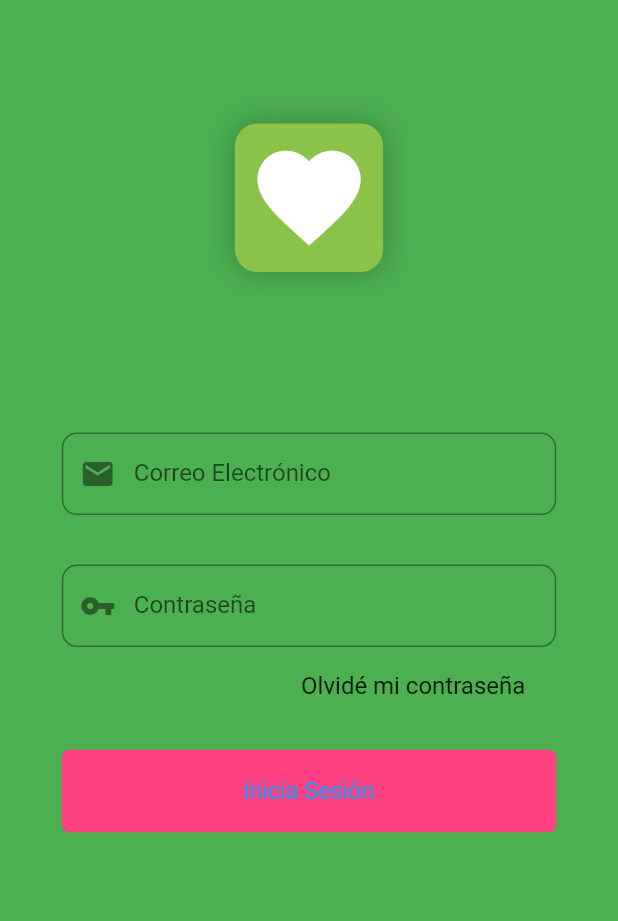
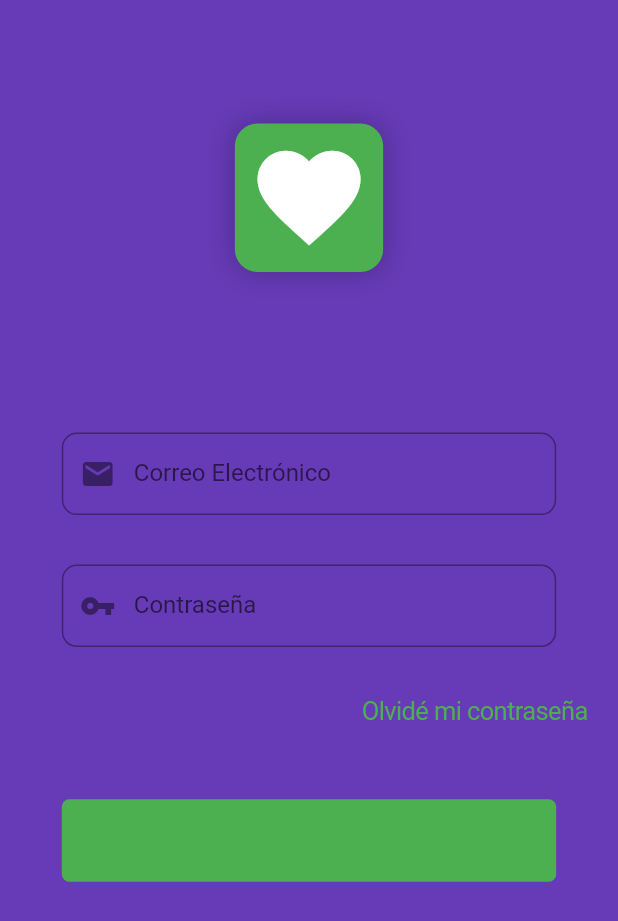
Before and after one commit to DevZamSe/flutter_profe-, a Flutter app: the screen it shows after launch, on a phone screen of 412 x 824 dp. Shown: the top 921 px of the screen. Run offline on Flutter 3.47's test engine with Material 2 defaults, Android fonts, the phone set to English and light mode, and no system bars.

Commit message:
01.05.2020

```diff
--- a/lib/main.dart
+++ b/lib/main.dart
@@ -11,7 +11,7 @@ class MyApp extends StatelessWidget {
       title: 'Profe Plus App',
       debugShowCheckedModeBanner: false,
       theme: ThemeData(
-        primarySwatch: Colors.blue,
+        primarySwatch: Colors.green,
       ),
 //      home: MyHomePage(title: 'Flutter Demo Home Page'),
       home: Login(),
--- a/lib/pages/login/login.dart
+++ b/lib/pages/login/login.dart
@@ -16,7 +16,7 @@ class _LoginState extends State<Login> {
       body: Container(
         width: size.width,
         height: size.height,
-        decoration: BoxDecoration(color: Colors.green),
+        decoration: BoxDecoration(color: Colors.deepPurple),
         child: SingleChildScrollView(
           child: Container(
             width: size.width,
@@ -52,7 +52,7 @@ class _LoginState extends State<Login> {
               width: double.infinity,
               child: CupertinoButton(
                   padding: EdgeInsets.symmetric(vertical: 18, horizontal: 20),
-                  color: Colors.pinkAccent,
+                  color: Colors.green,
                   borderRadius: BorderRadius.circular(5),
                   onPressed: ()=> Navigator.pushNamed(context, 'example'),
                   child: Text("Inicia Sesión", style: TextStyle(fontSize: size.height*0.02))
@@ -67,12 +67,16 @@ class _LoginState extends State<Login> {
   Widget _forgotPass(Size size){
     final forgot = Container(
       width: size.width,
-      padding: EdgeInsets.only(right: size.width*0.15),
+//      padding: EdgeInsets.only(right: size.width*0.15),
       child: Column(
         mainAxisAlignment: MainAxisAlignment.end,
         crossAxisAlignment: CrossAxisAlignment.end,
         children: <Widget>[
-          Text('Olvidé mi contraseña', style: TextStyle(fontSize: 16))
+          CupertinoButton(
+            child: Text('Olvidé mi contraseña'),
+            color: Colors.deepPurple,
+            onPressed: () => Navigator.pushNamed(context, 'registro'),),
+//          Text('Olvidé mi contraseña', style: TextStyle(fontSize: 16))
         ],
       ),
     );
@@ -110,8 +114,8 @@ class _LoginState extends State<Login> {
         children: <Widget>[
           InputText(
           inputType: TextInputType.emailAddress,
-            label: 'Correo Electrónico',
-            icon: Icon(Icons.email),
+          label: 'Correo Electrónico',
+          icon: Icon(Icons.email),
             validator: (String text){
               if(text.contains("@")){
     //          _email = text;
@@ -143,7 +147,7 @@ class _LoginState extends State<Login> {
         ],
       ),
       decoration: BoxDecoration(
-        color: Colors.lightGreen,
+        color: Colors.green,
         borderRadius: BorderRadius.circular(15),
         boxShadow: [
           BoxShadow(
```
Also changed, not shown: lib/pages/login/register.dart (+140 -1 lines), lib/pages/inicio/question.dart (line endings or trailing spaces).
